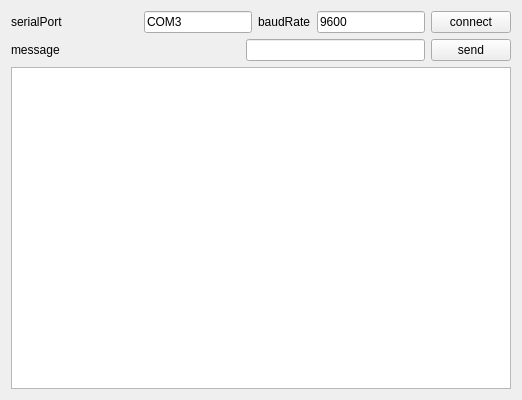
Before: the Qt Designer form src/serialconsole.ui in marvin5300/general-purpose-control, drawn with Qt 5.
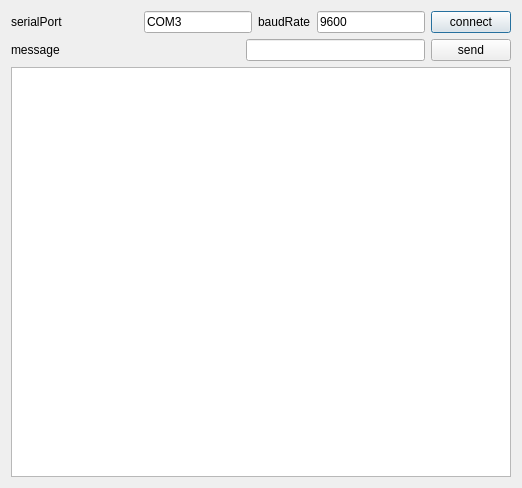
After: the same form once the commit is applied.

Patch:
```diff
--- a/src/serialconsole.ui
+++ b/src/serialconsole.ui
@@ -1,13 +1,13 @@
 <?xml version="1.0" encoding="UTF-8"?>
 <ui version="4.0">
  <class>SerialConsole</class>
- <widget class="QFrame" name="SerialConsole">
+ <widget class="QDialog" name="SerialConsole">
   <property name="geometry">
    <rect>
     <x>0</x>
     <y>0</y>
-    <width>522</width>
-    <height>400</height>
+    <width>520</width>
+    <height>488</height>
    </rect>
   </property>
   <property name="baseSize">
@@ -110,6 +110,12 @@
      </item>
      <item>
       <widget class="QPlainTextEdit" name="outputTextEdit">
+       <property name="minimumSize">
+        <size>
+         <width>500</width>
+         <height>400</height>
+        </size>
+       </property>
        <property name="readOnly">
         <bool>true</bool>
        </property>
```
